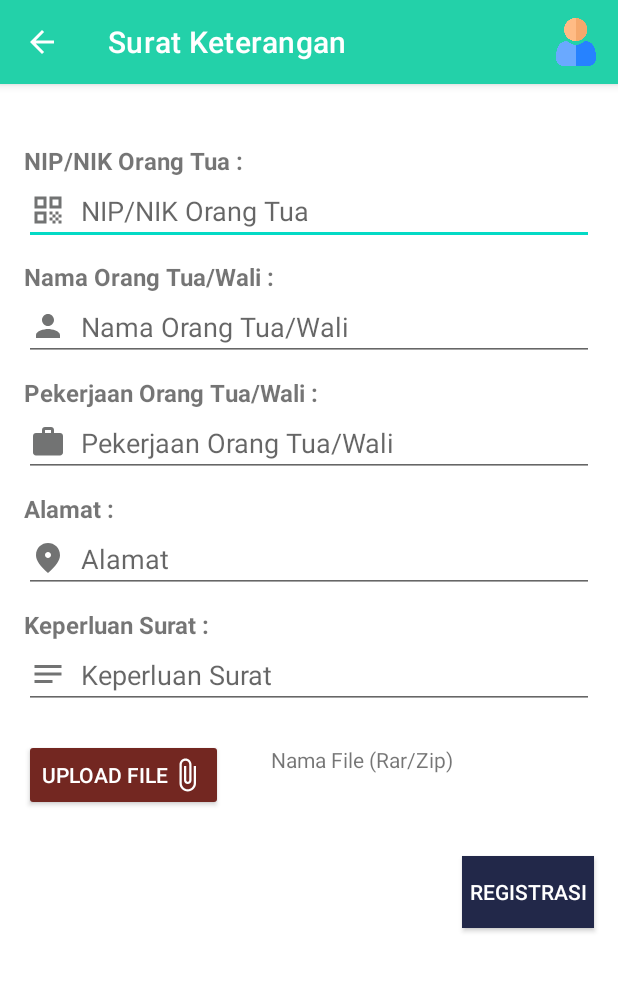
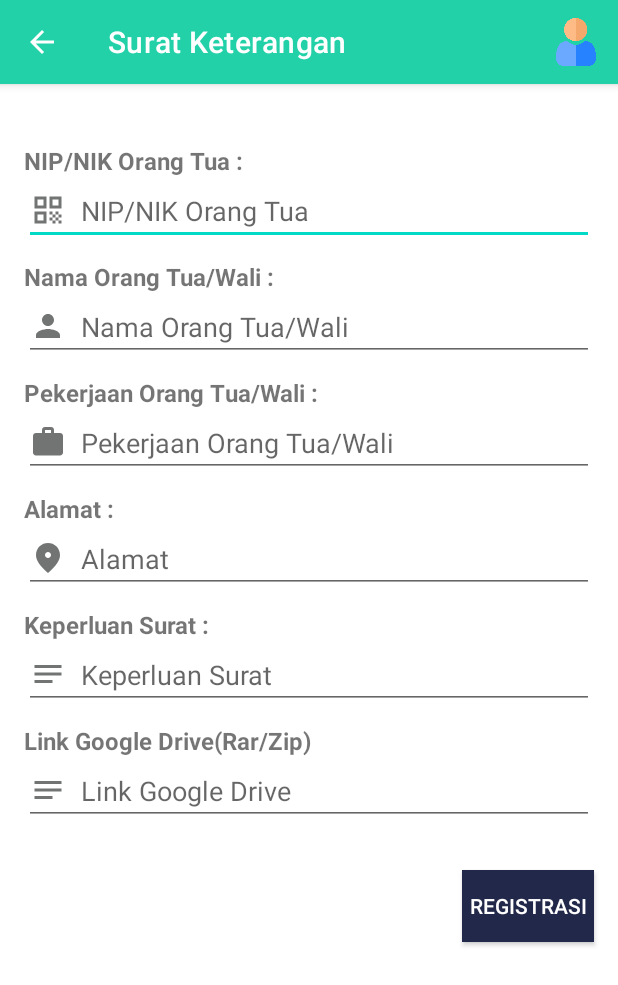
Before and after one commit to alexistdev/ebaak, an Android app: the Suratketerangan screen opened directly, with no data from a screen before it, on a phone screen of 412 x 824 dp. Shown: the top 985 px of the screen. Run offline under Robolectric (Android 15) with nearby library versions, the phone set to English and light mode, and no system bars.

Commit message:
Mengubah form upload menjadi form link surat penelitian dan kp

```diff
--- a/app/src/main/AndroidManifest.xml
+++ b/app/src/main/AndroidManifest.xml
@@ -12,6 +12,7 @@
         android:label="@string/app_name"
         android:roundIcon="@mipmap/ic_launcher_round"
         android:supportsRtl="true"
+        android:usesCleartextTraffic="true"
         android:theme="@style/Theme.Ebaak">
         <activity android:name=".desain.Yudisium"
             android:parentActivityName=".MainActivity"
--- a/app/src/main/java/com/dennyprastiawan/ebaak/API/APIService.java
+++ b/app/src/main/java/com/dennyprastiawan/ebaak/API/APIService.java
@@ -1,7 +1,6 @@
 package com.dennyprastiawan.ebaak.API;
 
 import android.content.Context;
-
 import com.dennyprastiawan.ebaak.BuildConfig;
 import com.dennyprastiawan.ebaak.config.Constants;
 import com.dennyprastiawan.ebaak.model.AkunModel;
@@ -17,10 +16,7 @@ import com.dennyprastiawan.ebaak.model.SuratPindahProdiModel;
 import com.dennyprastiawan.ebaak.model.SuratSidangModel;
 import com.dennyprastiawan.ebaak.response.ResponseJurusan;
 import com.dennyprastiawan.ebaak.response.ResponseRiwayat;
-
 import java.util.concurrent.TimeUnit;
-
-import okhttp3.MultipartBody;
 import okhttp3.OkHttpClient;
 import okhttp3.RequestBody;
 import okhttp3.logging.HttpLoggingInterceptor;
@@ -67,26 +63,28 @@ public interface APIService {
                                                   @Part("tanggal_pengajuan") RequestBody tanggal_pengajuan);
 
     /* API Untuk Surat Kerja Praktek*/
-    @Multipart
+    @FormUrlEncoded
     @POST("api/Surat/kerjapraktek")
-    Call<SuratKPModel> daftarKP(@Part("id_user") RequestBody id_user,
-                                @Part("nama_instansi") RequestBody nama_instansi,
-                                @Part("ditujukan") RequestBody ditujukan,
-                                @Part("alamat_instansi") RequestBody alamat_instansi,
-                                @Part("tanggal_mulai") RequestBody tanggal_mulai,
-                                @Part("tanggal_berakhir") RequestBody tanggal_berakhir,
-                                @Part("keterangan") RequestBody keterangan);
+    Call<SuratKPModel> daftarKP(@Field("id_user") String id_user,
+                                @Field("nama_instansi") String nama_instansi,
+                                @Field("ditujukan") String ditujukan,
+                                @Field("alamat_instansi") String alamat_instansi,
+                                @Field("tanggal_mulai") String tanggal_mulai,
+                                @Field("tanggal_berakhir") String tanggal_berakhir,
+                                @Field("keterangan") String keterangan,
+                                @Field("lampiran") String lampiran);
 
     /* API Untuk Surat Penelitian*/
-    @Multipart
+    @FormUrlEncoded
     @POST("api/Surat/penelitian")
-    Call<SuratPenelitianModel> daftarPenelitian(@Part("id_user") RequestBody id_user,
-                                                @Part("ditujukan") RequestBody ditujukan,
-                                                @Part("nama_instansi") RequestBody nama_instansi,
-                                                @Part("alamat_instansi") RequestBody alamat_instansi,
-                                                @Part("judul_penelitian") RequestBody judul_penelitian,
-                                                @Part("tanggal_mulai") RequestBody tanggal_mulai,
-                                                @Part("tanggal_akhir") RequestBody tanggal_akhir);
+    Call<SuratPenelitianModel> daftarPenelitian(@Field("id_user") String id_user,
+                                                @Field("ditujukan") String ditujukan,
+                                                @Field("nama_instansi") String nama_instansi,
+                                                @Field("alamat_instansi") String alamat_instansi,
+                                                @Field("judul_penelitian") String judul_penelitian,
+                                                @Field("tanggal_mulai") String tanggal_mulai,
+                                                @Field("tanggal_akhir") String tanggal_akhir,
+                                                @Field("lampiran") String lampiran);
 
 
     /* API Untuk Surat Aktif Akademik*/
@@ -116,15 +114,15 @@ public interface APIService {
                                         @Field("tanggal_acc") String tanggal_acc,
                                         @Field("jumlah_bimbingan") String jumlah_bimbingan);
 
-    @Multipart
+    @FormUrlEncoded
     @POST("api/Surat/keterangan")
-    Call<SuratKeteranganModel> daftarSk(@Part("id_user") RequestBody id_user,
-                                        @Part("nik_ortu") RequestBody nik_ortu,
-                                        @Part("nama_ortu") RequestBody nama_ortu,
-                                        @Part("pekerjaan_ortu") RequestBody pekerjaan_ortu,
-                                        @Part("alamat") RequestBody alamat,
-                                        @Part("keperluan") RequestBody keperluan,
-                                        @Part MultipartBody.Part lampiran);
+    Call<SuratKeteranganModel> daftarSk(@Field("id_user") String id_user,
+                                        @Field("nik_ortu") String nik_ortu,
+                                        @Field("nama_ortu") String nama_ortu,
+                                        @Field("pekerjaan_ortu") String pekerjaan_ortu,
+                                        @Field("alamat") String alamat,
+                                        @Field("keperluan") String keperluan,
+                                        @Field("lampiran")  String lampiran);
 
 
     @FormUrlEncoded
--- a/app/src/main/java/com/dennyprastiawan/ebaak/desain/Suratketerangan.java
+++ b/app/src/main/java/com/dennyprastiawan/ebaak/desain/Suratketerangan.java
@@ -5,12 +5,10 @@ import android.content.Context;
 import android.content.Intent;
 import android.content.SharedPreferences;
 import android.os.Bundle;
-import android.os.Environment;
 import android.view.Menu;
 import android.view.MenuItem;
 import android.widget.Button;
 import android.widget.EditText;
-import android.widget.TextView;
 import android.widget.Toast;
 import androidx.appcompat.app.AlertDialog;
 import androidx.appcompat.app.AppCompatActivity;
@@ -19,24 +17,17 @@ import com.dennyprastiawan.ebaak.API.NoConnectivityException;
 import com.dennyprastiawan.ebaak.MainActivity;
 import com.dennyprastiawan.ebaak.R;
 import com.dennyprastiawan.ebaak.config.Constants;
-import com.dennyprastiawan.ebaak.model.APIError;
 import com.dennyprastiawan.ebaak.model.SuratKeteranganModel;
-import com.dennyprastiawan.ebaak.utils.ErrorUtils;
-import java.io.File;
-import okhttp3.MediaType;
-import okhttp3.MultipartBody;
-import okhttp3.RequestBody;
 import retrofit2.Call;
 import retrofit2.Callback;
 import retrofit2.Response;
 import retrofit2.internal.EverythingIsNonNull;
 
 public class Suratketerangan extends AppCompatActivity {
-    private static final int PICKFILE_RESULT_CODE = 21;
     private ProgressDialog pDialog;
-    private Button mUpload,mRegistrasi;
-    private TextView namaFile;
-    private EditText mNik,mNama,mkerja,mAlamat,mPerlu;
+    private Button mRegistrasi;
+    private EditText mNik,mNama,mkerja,mAlamat,mPerlu,mLampiran;
+
 
     @Override
     protected void onCreate(Bundle savedInstanceState) {
@@ -45,29 +36,8 @@ public class Suratketerangan extends AppCompatActivity {
         Suratketerangan.this.setTitle("Surat Keterangan");
         init();
         tampil_syarat();
-        mUpload.setOnClickListener(v -> {
-            Intent intent = new Intent(Intent.ACTION_GET_CONTENT);
-            intent.setType("application/zip|application/x-rar-compressed");
-            intent = Intent.createChooser(intent, "Pilih file");
-            startActivityForResult(intent,PICKFILE_RESULT_CODE);
-        });
         mRegistrasi.setOnClickListener(v -> displayExceptionMessage("Silahkan lengkapi Form terlebih dahulu !"));
-
-    }
-
-
-    @Override
-    protected void onActivityResult(int requestCode, int resultCode, Intent data) {
-        super.onActivityResult(requestCode, resultCode, data);
-        if (requestCode == PICKFILE_RESULT_CODE) {
-            if (resultCode == RESULT_OK) {
-                String URLFILE = data.getData().getPath();
-                //File files = new File(Environment.getExternalStorageDirectory().getAbsolutePath(), URLFILE);
-                File files = new File(URLFILE);
-                namaFile.setText(URLFILE);
-                SharedPreferences sharedPreferences = this.getSharedPreferences(
-                        Constants.KEY_USER_SESSION, Context.MODE_PRIVATE);
-
+        SharedPreferences sharedPreferences = this.getSharedPreferences(Constants.KEY_USER_SESSION, Context.MODE_PRIVATE);
         mRegistrasi.setOnClickListener(v -> {
             try {
                 String idUser = sharedPreferences.getString("idUser", "");
@@ -76,56 +46,40 @@ public class Suratketerangan extends AppCompatActivity {
                 String pekerjaan =  mkerja.getText().toString();
                 String alamat =  mAlamat.getText().toString();
                 String keperluan =  mPerlu.getText().toString();
-                                if(nik.length() == 0 || nama.length() == 0 || pekerjaan.length() == 0 || alamat.length() == 0 || keperluan.length() == 0 ){
+                String lampiran = mLampiran.getText().toString();
+                if(nik.length() == 0 || nama.length() == 0 || pekerjaan.length() == 0 || alamat.length() == 0 || keperluan.length() == 0 || lampiran.length() == 0 ){
                     displayExceptionMessage("Silahkan lengkapi form terlebih dahulu");
                 } else {
-                                    //showDialog();
-                                    RequestBody id = RequestBody.create(MediaType.parse("multipart/form-data"), idUser);
-                                    RequestBody nikk = RequestBody.create(MediaType.parse("multipart/form-data"), nik);
-                                    RequestBody namak = RequestBody.create(MediaType.parse("multipart/form-data"), nama);
-                                    RequestBody pekerjaank = RequestBody.create(MediaType.parse("multipart/form-data"), pekerjaan);
-                                    RequestBody alamatx = RequestBody.create(MediaType.parse("multipart/form-data"), alamat);
-                                    RequestBody keperluanx = RequestBody.create(MediaType.parse("multipart/form-data"), keperluan);
-                                    // creates RequestBody instance from file
-                                    //RequestBody requestFile = RequestBody.create(MediaType.parse("multipart/form-data"), URLFILE);
-                                    RequestBody requestFile = RequestBody.create(MediaType.parse("multipart/form-file"), files);
-                                    // MultipartBody.Part is used to send also the actual filename
-                                    MultipartBody.Part fileToUpload = MultipartBody.Part.createFormData("lampiran", files.getName(), requestFile);
-                                    // adds another part within the multipart request
-                                    Call<SuratKeteranganModel> call = APIService.Factory.create(Suratketerangan.this).daftarSk(id,nikk,namak,pekerjaank,alamatx,keperluanx,fileToUpload);
+                    showDialog();
+                    Call<SuratKeteranganModel> call =  APIService.Factory.create(Suratketerangan.this).daftarSk(idUser,nik,nama,pekerjaan,alamat,keperluan,lampiran);
                     call.enqueue(new Callback<SuratKeteranganModel>() {
                         @EverythingIsNonNull
                         @Override
                         public void onResponse(Call<SuratKeteranganModel> call, Response<SuratKeteranganModel> response) {
-                                            //hideDialog();
+                            hideDialog();
                             if(response.isSuccessful()){
                                 Intent intent = new Intent(Suratketerangan.this, MainActivity.class);
                                 startActivity(intent);
                                 finish();
                                 displayExceptionMessage("Berhasil disimpan");
-                                            } else {
-                                                APIError error = ErrorUtils.parseError(response);
-                                                displayExceptionMessage(error.message());
                             }
                         }
                         @EverythingIsNonNull
                         @Override
                         public void onFailure(Call<SuratKeteranganModel> call, Throwable t) {
                             if(t instanceof NoConnectivityException) {
-                                                //hideDialog();
+                                hideDialog();
                                 displayExceptionMessage("Internet Offline!");
                             }
                         }
                     });
                 }
             } catch (Exception e) {
-                        //hideDialog();
+                hideDialog();
                 e.printStackTrace();
                 displayExceptionMessage(e.getMessage());
             }
         });
-            }
-        }
     }
 
     @Override
@@ -135,15 +89,14 @@ public class Suratketerangan extends AppCompatActivity {
     }
 
     public void init(){
-        mUpload = findViewById(R.id.btnUpload);
         mRegistrasi = findViewById(R.id.btnRegistrasi);
         mNik = findViewById(R.id.etNikOrtu);
         mNama = findViewById(R.id.etNamaOrtu);
         mkerja = findViewById(R.id.etPekerjaan);
         mAlamat = findViewById(R.id.etAlamat);
         mPerlu= findViewById(R.id.etKeperluan);
+        mLampiran = findViewById(R.id.etLinkUpload);
         pDialog = new ProgressDialog(Suratketerangan.this);
-        namaFile = findViewById(R.id.NamaFile);
         pDialog.setCancelable(false);
         pDialog.setMessage("Loading.....");
 
@@ -179,7 +132,7 @@ public class Suratketerangan extends AppCompatActivity {
                 "1. Melampirkan Fotocopy KRS (Semester Berjalan).",
                 "2. Melampirkan Fotocopy DNS (Semester Terakhir/Semester Aktif).",
                 "3. Melampirkan Fotocopy Slip BPP (Semester Berjalan).",
-                "4. File dijadikan satu dalam folder zip/rar."
+                "4. File dijadikan satu dalam folder zip/rar kemudian diupload ke google drive, dan sertakan linknya pada form!."
         };
         alert.setItems(items, (dialogInterface, i) -> {});
         alert.setCancelable(false)
@@ -188,6 +141,4 @@ public class Suratketerangan extends AppCompatActivity {
         final AlertDialog dialog = alert.create();
         dialog.show();
     }
-
-
 }
--- a/app/src/main/java/com/dennyprastiawan/ebaak/fragment/akun_fragment.java
+++ b/app/src/main/java/com/dennyprastiawan/ebaak/fragment/akun_fragment.java
@@ -33,8 +33,8 @@ import retrofit2.internal.EverythingIsNonNull;
 
 public class akun_fragment extends Fragment {
     private ProgressDialog pDialog;
-    EditText mNpm,mEmail,mNamaLengkap,mJurusan,mPassword;
-    Button mEdit,mLogout;
+    private EditText mNpm,mEmail,mNamaLengkap,mJurusan,mPassword;
+    private Button mEdit,mLogout;
 
 
     @Override
--- a/app/src/main/res/layout/activity_suratketerangan.xml
+++ b/app/src/main/res/layout/activity_suratketerangan.xml
@@ -109,32 +109,26 @@
         android:drawableStart="@drawable/ic_note"
         android:drawablePadding="10dp"
         android:autofillHints="@string/sket8"/>
-
-    <LinearLayout
+    <TextView
+        android:layout_marginTop="10dp"
+        android:layout_marginStart="16dp"
+        android:layout_marginEnd="16dp"
         android:layout_width="match_parent"
         android:layout_height="wrap_content"
-        android:orientation="horizontal">
-        <androidx.appcompat.widget.AppCompatButton
-            android:layout_marginTop="20dp"
-            android:layout_marginStart="16dp"
-            android:layout_marginEnd="16dp"
-            android:id="@+id/btnUpload"
-            app:backgroundTint="@color/maroon"
-            android:textColor="@color/white"
-            android:layout_width="wrap_content"
-            android:layout_height="wrap_content"
-            android:drawableEnd="@drawable/ic_file_putih"
-            android:text="@string/sket9"/>
-        <TextView
-            android:id="@+id/NamaFile"
-            android:layout_width="match_parent"
-            android:layout_height="wrap_content"
-            android:layout_marginStart="16dp"
-            android:layout_marginEnd="16dp"
-            android:layout_gravity="center_vertical"
-            android:text="@string/sket13"/>
-    </LinearLayout>
-
+        android:text="@string/sket13"
+        android:textSize="16sp"
+        android:textStyle="bold"/>
+    <EditText
+        android:id="@+id/etLinkUpload"
+        android:layout_marginStart="16dp"
+        android:layout_marginEnd="16dp"
+        android:layout_width="match_parent"
+        android:layout_height="wrap_content"
+        android:inputType="text"
+        android:hint="@string/sket14"
+        android:drawableStart="@drawable/ic_note"
+        android:drawablePadding="10dp"
+        android:autofillHints="@string/sket14"/>
 
     <androidx.appcompat.widget.AppCompatButton
         android:id="@+id/btnRegistrasi"
--- a/app/src/main/res/values/strings.xml
+++ b/app/src/main/res/values/strings.xml
@@ -62,7 +62,8 @@
     <string name="sket10">REGISTRASI</string>
     <string name="sket11">Alamat :</string>
     <string name="sket12">Alamat</string>
-    <string name="sket13">Nama File (Rar/Zip)</string>
+    <string name="sket13">Link Google Drive(Rar/Zip)</string>
+    <string name="sket14">Link Google Drive</string>
 
     <!--  Surat Sidang  -->
     <string name="sidang1">Judul :</string>
```
Also changed, not shown: app/src/main/java/com/dennyprastiawan/ebaak/API/FilePath.java (added, +154 -0 lines), app/src/main/java/com/dennyprastiawan/ebaak/config/Constants.java (+6 -6 lines), app/src/main/java/com/dennyprastiawan/ebaak/desain/Kerjapraktek.java (+22 -18 lines), app/src/main/java/com/dennyprastiawan/ebaak/desain/Penelitian.java (+37 -30 lines), app/src/main/res/layout/activity_kerjapraktek.xml (+17 -8 lines), app/src/main/res/layout/activity_penelitian.xml (+17 -8 lines). Lines whose indentation alone changed are shown as unchanged.
